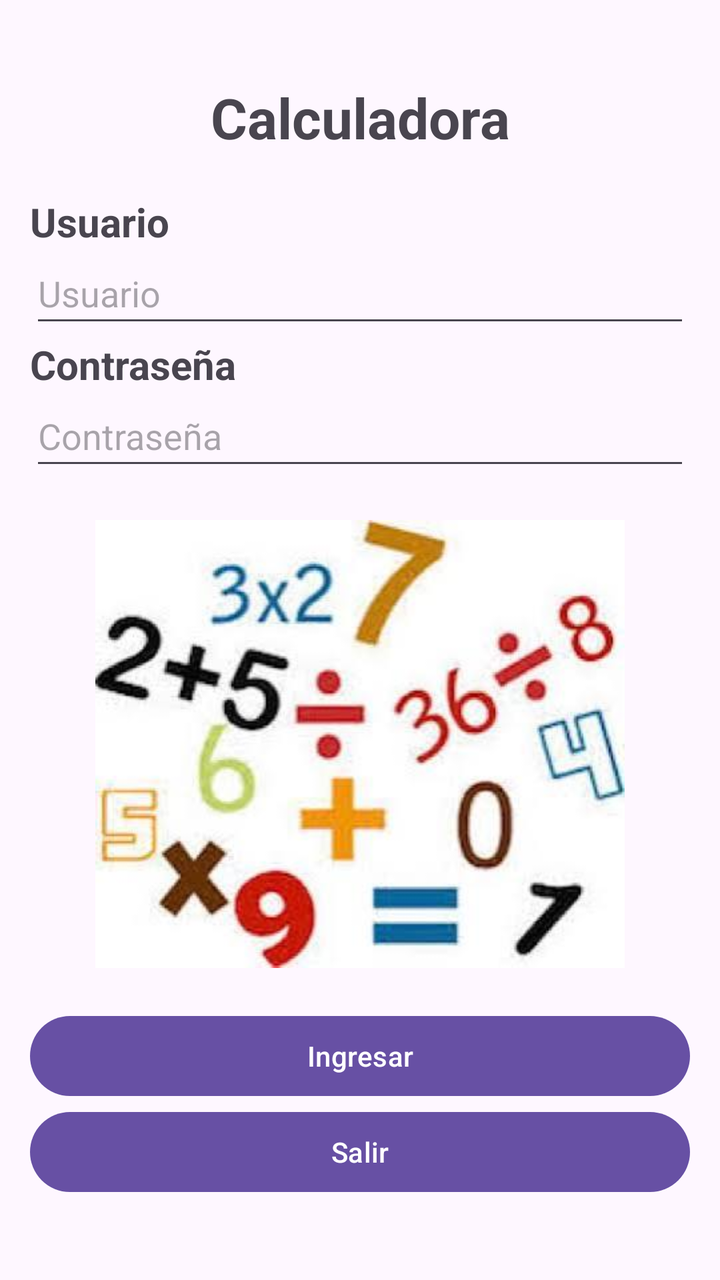
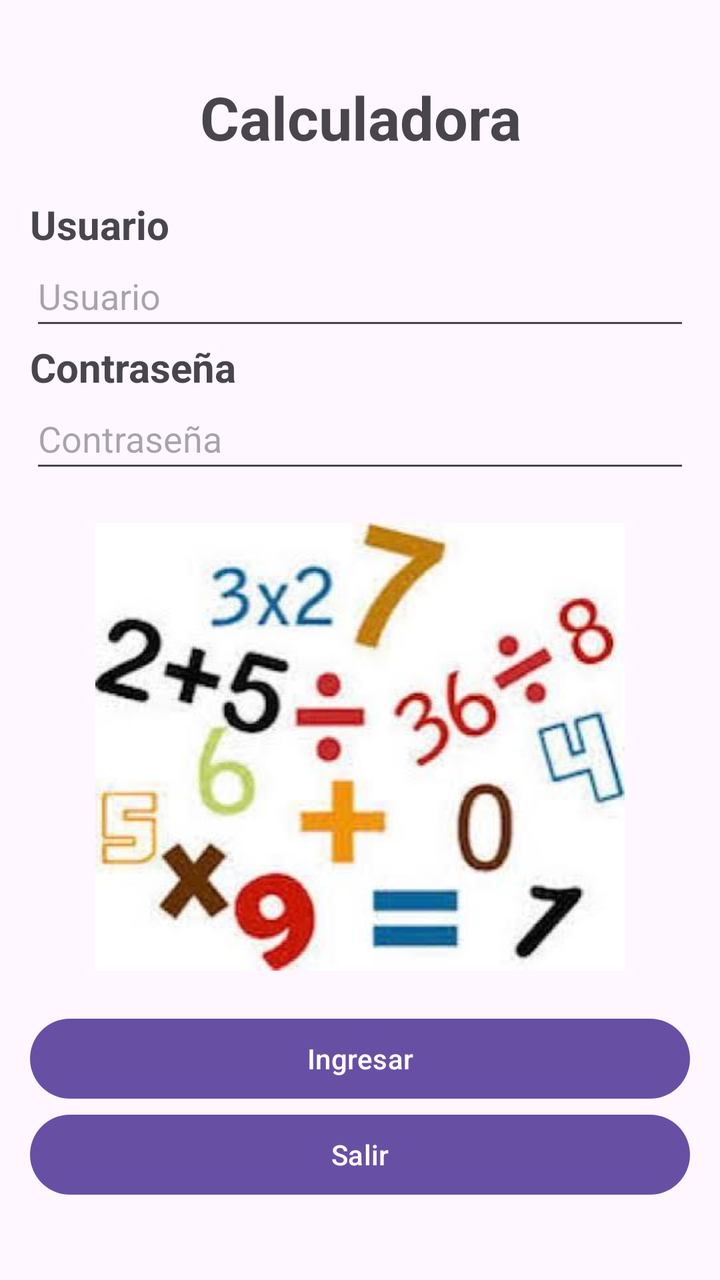

The first picture is an Android layout as it rendered before a commit; the second is the same layout after the commit. The layout source and the unified diff follow.
<!-- AndroidManifest.xml: application theme Theme.AppUnidad0144 -->
<!-- res/layout/activity_ingresar.xml -->
<?xml version="1.0" encoding="utf-8"?>
<androidx.constraintlayout.widget.ConstraintLayout xmlns:android="http://schemas.android.com/apk/res/android"
    xmlns:app="http://schemas.android.com/apk/res-auto"
    xmlns:tools="http://schemas.android.com/tools"
    android:id="@+id/main"
    android:layout_width="match_parent"
    android:layout_height="match_parent"
    tools:context=".MainActivity">

    <LinearLayout
        android:layout_width="match_parent"
        android:layout_height="match_parent"
        android:orientation="vertical"
        android:gravity="center_vertical"
        android:padding="15dp">

        <TextView
            android:id="@+id/lblCalculadora"
            android:layout_width="match_parent"
            android:layout_height="wrap_content"
            android:text="@string/strCalculadora"
            android:textAlignment="center"
            android:textSize="28sp"
            android:textStyle="bold"
            android:paddingBottom="20dp" />

        <TextView
            android:id="@+id/lblUsuario"
            android:layout_width="wrap_content"
            android:layout_height="wrap_content"
            android:text="@string/strUsuario"
            android:textStyle="bold"
            android:textSize="20dp"/>

        <EditText
            android:id="@+id/txtUsuario"
            android:layout_width="match_parent"
            android:layout_height="wrap_content"
            android:hint="@string/strUsuario"
            android:inputType="text"
            android:paddingTop="10dp"
            android:paddingBottom="10dp"/>

        <TextView
            android:id="@+id/lblContrasena"
            android:layout_width="wrap_content"
            android:layout_height="wrap_content"
            android:text="@string/strContrasena"
            android:textStyle="bold"
            android:textSize="20dp"/>

        <EditText
            android:id="@+id/txtContra"
            android:layout_width="match_parent"
            android:layout_height="wrap_content"
            android:hint="@string/strContrasena"
            android:inputType="textPassword"
            android:paddingTop="10dp"
            android:paddingBottom="10dp" />

        <ImageView
            android:id="@+id/imgLogo"
            android:layout_width="match_parent"
            android:layout_height="wrap_content"
            android:layout_gravity="center"
            android:layout_marginTop="20dp"
            android:layout_marginBottom="20dp"
            android:src="@mipmap/logo" />

        <LinearLayout
            android:layout_width="match_parent"
            android:layout_height="wrap_content"
            android:orientation="vertical"
            android:gravity="center">

            <Button
                android:id="@+id/btnIngresa"
                android:layout_width="match_parent"
                android:layout_height="wrap_content"
                android:layout_weight="1"
                android:text="@string/strBtnIngresa"/>

            <Button
                android:id="@+id/btnSalir"
                android:layout_width="match_parent"
                android:layout_height="wrap_content"
                android:layout_weight="1"
                android:text="@string/strSalir" />

        </LinearLayout>

    </LinearLayout>

</androidx.constraintlayout.widget.ConstraintLayout>
<!-- resources referenced by this layout -->
<resources>
  <!-- mipmap logo: jpeg bitmap (mipmap-hdpi, 16850 bytes) -->
  <string name="strBtnIngresa">Ingresar</string>
  <string name="strCalculadora">Calculadora</string>
  <string name="strContrasena">Contraseña</string>
  <string name="strSalir">Salir</string>
  <string name="strUsuario">Usuario</string>
  <style name="Theme.AppUnidad0144" parent="Base.Theme.AppUnidad0144" />
  <style name="Base.Theme.AppUnidad0144" parent="Theme.Material3.DayNight.NoActionBar">
          
          
      </style>
</resources>

<!-- the commit's change to res/layout/activity_ingresar.xml (unified diff, before → after) -->
@@ -20,7 +20,7 @@
             android:layout_height="wrap_content"
             android:text="@string/strCalculadora"
             android:textAlignment="center"
-            android:textSize="28sp"
+            android:textSize="30sp"
             android:textStyle="bold"
             android:paddingBottom="20dp" />
 
@@ -30,7 +30,7 @@
             android:layout_height="wrap_content"
             android:text="@string/strUsuario"
             android:textStyle="bold"
-            android:textSize="20dp"/>
+            android:textSize="20sp"/>
 
         <EditText
             android:id="@+id/txtUsuario"
@@ -40,14 +40,13 @@
             android:inputType="text"
             android:paddingTop="10dp"
             android:paddingBottom="10dp"/>
-
         <TextView
             android:id="@+id/lblContrasena"
             android:layout_width="wrap_content"
             android:layout_height="wrap_content"
             android:text="@string/strContrasena"
             android:textStyle="bold"
-            android:textSize="20dp"/>
+            android:textSize="20sp"/>
 
         <EditText
             android:id="@+id/txtContra"
